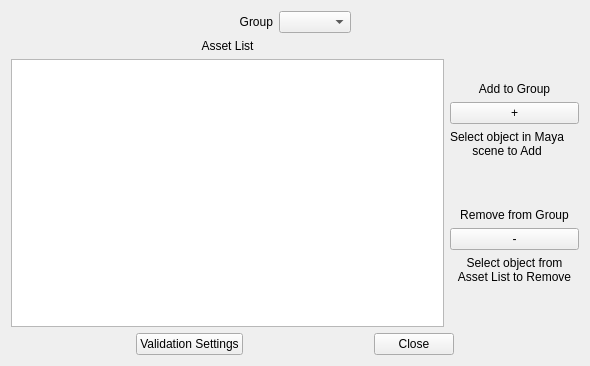
Qt form QtInterface/validator_asset_widget.ui (MaoBoulve/Maya-Asset-Validator-Tool) before a commit.
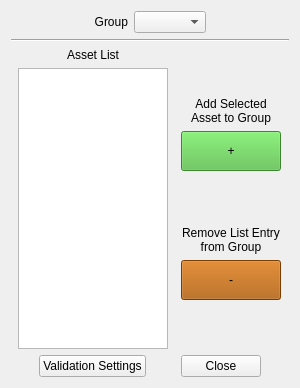
The same form after that commit.

Commit message: Asset widget revision

What changed in the file:
```diff
--- a/QtInterface/validator_asset_widget.ui
+++ b/QtInterface/validator_asset_widget.ui
@@ -6,14 +6,29 @@
    <rect>
     <x>0</x>
     <y>0</y>
-    <width>590</width>
-    <height>366</height>
+    <width>300</width>
+    <height>388</height>
    </rect>
   </property>
+  <property name="sizePolicy">
+   <sizepolicy hsizetype="Minimum" vsizetype="Minimum">
+    <horstretch>0</horstretch>
+    <verstretch>0</verstretch>
+   </sizepolicy>
+  </property>
+  <property name="minimumSize">
+   <size>
+    <width>300</width>
+    <height>300</height>
+   </size>
+  </property>
   <property name="windowTitle">
    <string>Form</string>
   </property>
   <layout class="QVBoxLayout" name="verticalLayout_2">
+   <property name="sizeConstraint">
+    <enum>QLayout::SetMinimumSize</enum>
+   </property>
    <item>
     <layout class="QHBoxLayout" name="horizontalLayout_2">
      <item>
@@ -61,10 +76,20 @@
      </item>
     </layout>
    </item>
+   <item>
+    <widget class="Line" name="line">
+     <property name="orientation">
+      <enum>Qt::Horizontal</enum>
+     </property>
+    </widget>
+   </item>
    <item>
     <layout class="QHBoxLayout" name="horizontalLayout_3">
      <item>
       <layout class="QVBoxLayout" name="verticalLayout_4">
+       <property name="sizeConstraint">
+        <enum>QLayout::SetMinimumSize</enum>
+       </property>
        <item>
         <widget class="QLabel" name="label_3">
          <property name="text">
@@ -79,12 +104,41 @@
         </widget>
        </item>
        <item>
-        <widget class="QListWidget" name="asset_list"/>
+        <layout class="QHBoxLayout" name="horizontalLayout_6">
+         <item>
+          <widget class="QListWidget" name="asset_list">
+           <property name="sizePolicy">
+            <sizepolicy hsizetype="Expanding" vsizetype="Expanding">
+             <horstretch>0</horstretch>
+             <verstretch>0</verstretch>
+            </sizepolicy>
+           </property>
+           <property name="minimumSize">
+            <size>
+             <width>150</width>
+             <height>0</height>
+            </size>
+           </property>
+           <property name="maximumSize">
+            <size>
+             <width>150</width>
+             <height>16777215</height>
+            </size>
+           </property>
+          </widget>
+         </item>
+        </layout>
        </item>
       </layout>
      </item>
      <item>
       <layout class="QVBoxLayout" name="verticalLayout_3">
+       <property name="spacing">
+        <number>6</number>
+       </property>
+       <property name="sizeConstraint">
+        <enum>QLayout::SetMinimumSize</enum>
+       </property>
        <item>
         <spacer name="verticalSpacer_2">
          <property name="orientation">
@@ -101,7 +155,7 @@
        <item>
         <widget class="QLabel" name="label">
          <property name="text">
-          <string>Add to Group</string>
+          <string>Add Selected Asset to Group</string>
          </property>
          <property name="scaledContents">
           <bool>false</bool>
@@ -110,50 +164,6 @@
           <set>Qt::AlignHCenter|Qt::AlignTop</set>
          </property>
          <property name="wordWrap">
-          <bool>false</bool>
-         </property>
-        </widget>
-       </item>
-       <item>
-        <widget class="QPushButton" name="btn_add_to_group">
-         <property name="sizePolicy">
-          <sizepolicy hsizetype="Preferred" vsizetype="Fixed">
-           <horstretch>0</horstretch>
-           <verstretch>0</verstretch>
-          </sizepolicy>
-         </property>
-         <property name="layoutDirection">
-          <enum>Qt::LeftToRight</enum>
-         </property>
-         <property name="autoFillBackground">
-          <bool>false</bool>
-         </property>
-         <property name="text">
-          <string>+</string>
-         </property>
-        </widget>
-       </item>
-       <item>
-        <widget class="QLabel" name="label_4">
-         <property name="sizePolicy">
-          <sizepolicy hsizetype="Maximum" vsizetype="Preferred">
-           <horstretch>0</horstretch>
-           <verstretch>0</verstretch>
-          </sizepolicy>
-         </property>
-         <property name="frameShape">
-          <enum>QFrame::NoFrame</enum>
-         </property>
-         <property name="text">
-          <string>Select object in Maya scene to Add</string>
-         </property>
-         <property name="scaledContents">
-          <bool>false</bool>
-         </property>
-         <property name="alignment">
-          <set>Qt::AlignCenter</set>
-         </property>
-         <property name="wordWrap">
           <bool>true</bool>
          </property>
          <property name="textInteractionFlags">
@@ -161,6 +171,52 @@
          </property>
         </widget>
        </item>
+       <item>
+        <layout class="QHBoxLayout" name="horizontalLayout_4">
+         <property name="spacing">
+          <number>0</number>
+         </property>
+         <property name="sizeConstraint">
+          <enum>QLayout::SetMinimumSize</enum>
+         </property>
+         <item>
+          <widget class="QPushButton" name="btn_add_to_group">
+           <property name="sizePolicy">
+            <sizepolicy hsizetype="Minimum" vsizetype="Minimum">
+             <horstretch>0</horstretch>
+             <verstretch>0</verstretch>
+            </sizepolicy>
+           </property>
+           <property name="minimumSize">
+            <size>
+             <width>100</width>
+             <height>40</height>
+            </size>
+           </property>
+           <property name="maximumSize">
+            <size>
+             <width>100</width>
+             <height>40</height>
+            </size>
+           </property>
+           <property name="layoutDirection">
+            <enum>Qt::LeftToRight</enum>
+           </property>
+           <property name="autoFillBackground">
+            <bool>false</bool>
+           </property>
+           <property name="styleSheet">
+            <string notr="true">QPushButton{
+    background-color:rgb(82, 188, 66) ;
+}</string>
+           </property>
+           <property name="text">
+            <string>+</string>
+           </property>
+          </widget>
+         </item>
+        </layout>
+       </item>
        <item>
         <spacer name="verticalSpacer">
          <property name="orientation">
@@ -177,47 +233,55 @@
        <item>
         <widget class="QLabel" name="label_2">
          <property name="text">
-          <string>Remove from Group</string>
+          <string>Remove List Entry from Group</string>
          </property>
          <property name="alignment">
           <set>Qt::AlignHCenter|Qt::AlignTop</set>
          </property>
-        </widget>
-       </item>
-       <item>
-        <widget class="QPushButton" name="btn_remove_from_group">
-         <property name="text">
-          <string>-</string>
-         </property>
-        </widget>
-       </item>
-       <item>
-        <widget class="QLabel" name="label_5">
-         <property name="sizePolicy">
-          <sizepolicy hsizetype="Maximum" vsizetype="Preferred">
-           <horstretch>0</horstretch>
-           <verstretch>0</verstretch>
-          </sizepolicy>
-         </property>
-         <property name="frameShape">
-          <enum>QFrame::NoFrame</enum>
-         </property>
-         <property name="text">
-          <string>Select object from Asset List to Remove</string>
-         </property>
-         <property name="alignment">
-          <set>Qt::AlignCenter</set>
-         </property>
          <property name="wordWrap">
           <bool>true</bool>
          </property>
-         <property name="margin">
+        </widget>
+       </item>
+       <item>
+        <layout class="QHBoxLayout" name="horizontalLayout_5">
+         <property name="spacing">
           <number>0</number>
          </property>
-         <property name="textInteractionFlags">
-          <set>Qt::NoTextInteraction</set>
-         </property>
-        </widget>
+         <item>
+          <widget class="QPushButton" name="btn_remove_from_group">
+           <property name="sizePolicy">
+            <sizepolicy hsizetype="Minimum" vsizetype="Minimum">
+             <horstretch>0</horstretch>
+             <verstretch>0</verstretch>
+            </sizepolicy>
+           </property>
+           <property name="minimumSize">
+            <size>
+             <width>100</width>
+             <height>40</height>
+            </size>
+           </property>
+           <property name="maximumSize">
+            <size>
+             <width>100</width>
+             <height>40</height>
+            </size>
+           </property>
+           <property name="layoutDirection">
+            <enum>Qt::LeftToRight</enum>
+           </property>
+           <property name="styleSheet">
+            <string notr="true">QPushButton{
+    background-color:rgb(170, 85, 0) ;
+}</string>
+           </property>
+           <property name="text">
+            <string>-</string>
+           </property>
+          </widget>
+         </item>
+        </layout>
        </item>
        <item>
         <spacer name="verticalSpacer_3">
```
Left out of the diff: 19 changed lines with no effect on the pictures.
